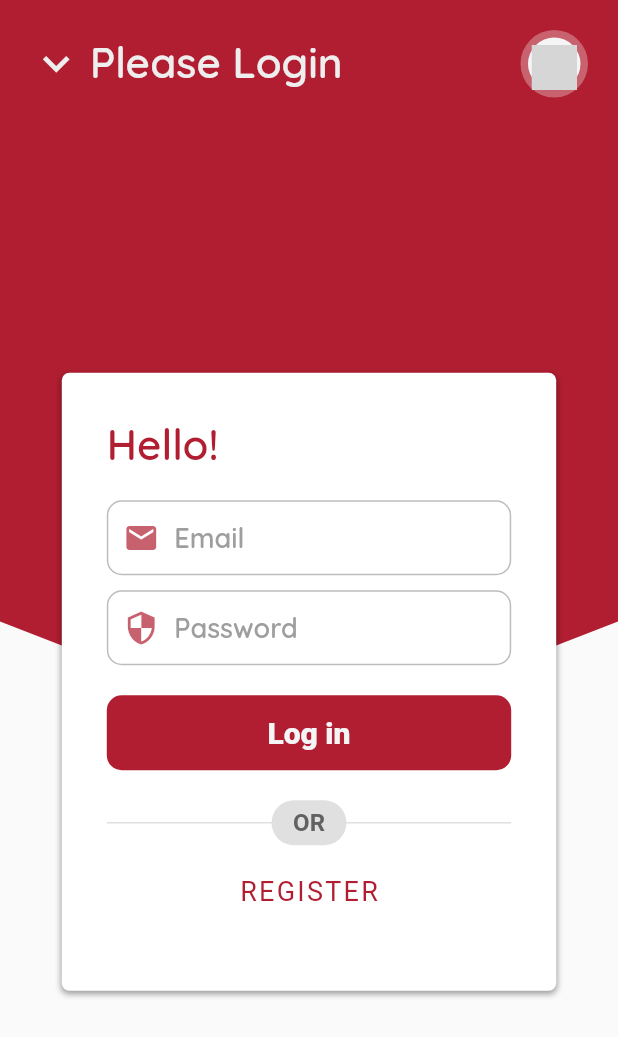
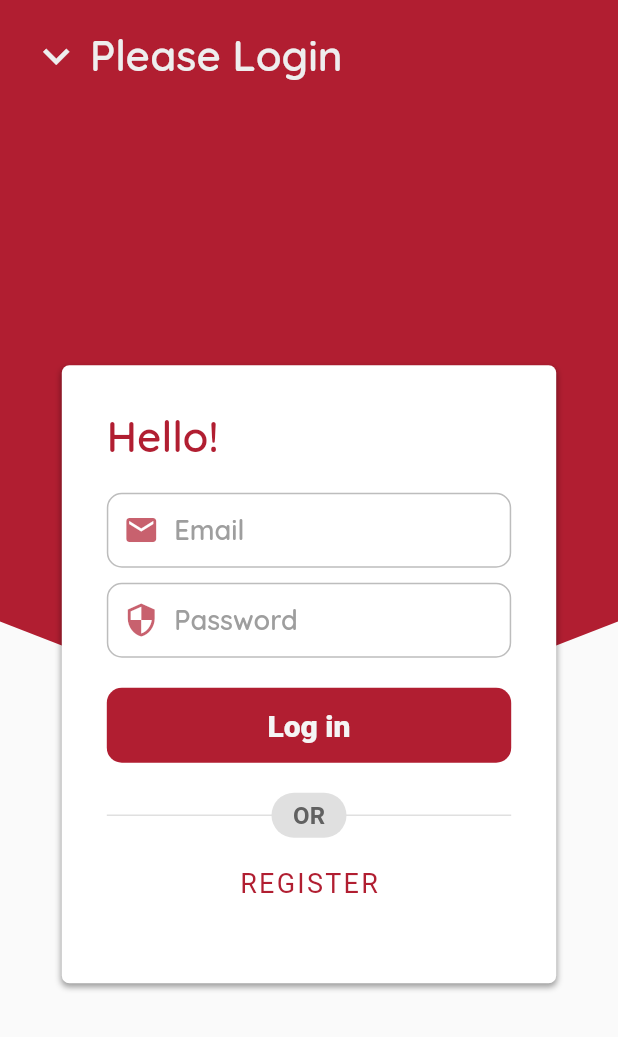
Before and after one commit to AniketARS/login-rest, a Flutter app: the LoginScreen screen opened directly, on a phone screen of 412 x 824 dp. Shown: the top 1037 px of the screen. Run offline on Flutter 3.47's test engine with Material 2 defaults, Android fonts, the phone set to English and light mode, and no system bars; our stand-ins replace cached_network_image, flutter_svg, shared_preferences; accounts and stored records are empty; statements that could not run were skipped; grey boxes are pictures that could not be loaded.

```diff
--- a/lib/screens/home_screen.dart
+++ b/lib/screens/home_screen.dart
@@ -13,7 +13,7 @@ class _HomeScreenState extends State<HomeScreen> {
   @override
   void initState() {
     super.initState();
-    logged_in = ValueNotifier(false);
+    loggedIn = ValueNotifier(false);
   }
 
   @override
@@ -27,7 +27,7 @@ class _HomeScreenState extends State<HomeScreen> {
               appState = snapshot.data;
               bool doesLogged = appState.getBool('logged_in') ?? false;
               return ValueListenableBuilder(
-                valueListenable: logged_in,
+                valueListenable: loggedIn,
                 builder: (context, value, child) {
                   if (value || doesLogged) {
                     return Column(
--- a/lib/utils.dart
+++ b/lib/utils.dart
@@ -5,7 +5,8 @@ import 'package:flutter/material.dart';
 import 'package:shared_preferences/shared_preferences.dart';
 import 'package:http/http.dart' as http;
 
-ValueNotifier logged_in = ValueNotifier(false);
+ValueNotifier loggedIn = ValueNotifier(false);
+ValueNotifier currentPage = ValueNotifier(1);
 
 SharedPreferences appState;
 
--- a/lib/widgets/login.dart
+++ b/lib/widgets/login.dart
@@ -34,7 +34,7 @@ class _LoginState extends State<Login> {
   var _formKey = GlobalKey<FormState>();
 
   _validateAndLogin() {
-    logged_in.value = !logged_in.value;
+    loggedIn.value = !loggedIn.value;
     var email = _emailField.value.text;
     var pass = _passwordField.value.text;
 
@@ -53,7 +53,7 @@ class _LoginState extends State<Login> {
         });
         if (res.statusCode == 200) {
           appState.setBool('logged_in', true);
-          logged_in.value = true;
+          loggedIn.value = true;
           appState.setString('email', email);
           appState.setString('token', json.decode(res.body)['token']);
           showSnackBar(context, 'Logged in successfully');
--- a/lib/widgets/title_main.dart
+++ b/lib/widgets/title_main.dart
@@ -52,34 +52,6 @@ class TitleMain extends StatelessWidget {
               ),
             ],
           ),
-          InkWell(
-            onTap: () {},
-            child: Container(
-              alignment: Alignment.center,
-              height: 45,
-              width: 45,
-              decoration: BoxDecoration(
-                shape: BoxShape.circle,
-                color: bgColor == 'pink'
-                    ? Theme.of(context).primaryColor.withOpacity(0.3)
-                    : Colors.white.withOpacity(0.3),
-              ),
-              child: Container(
-                width: 35,
-                height: 35,
-                alignment: Alignment.bottomCenter,
-                decoration: BoxDecoration(
-                  shape: BoxShape.circle,
-                  color: Colors.grey[100],
-                ),
-                child: SvgPicture.asset(
-                  'assets/icons/user.svg',
-                  width: 30,
-                  color: Colors.grey[600],
-                ),
-              ),
-            ),
-          ),
         ],
       ),
     );
--- a/pubspec.yaml
+++ b/pubspec.yaml
@@ -32,6 +32,7 @@ dependencies:
   path: ^1.7.0
   sqflite: ^1.3.1+1
   flutter_svg: ^0.19.0
+  cached_network_image: ^2.3.2+1
 
 dev_dependencies:
   flutter_test:
```
Also changed, not shown: lib/widgets/pager.dart (added, +81 -0 lines), lib/widgets/user_lists.dart (+51 -43 lines), lib/widgets/user_placeholder.dart (+22 -12 lines), pubspec.lock.
